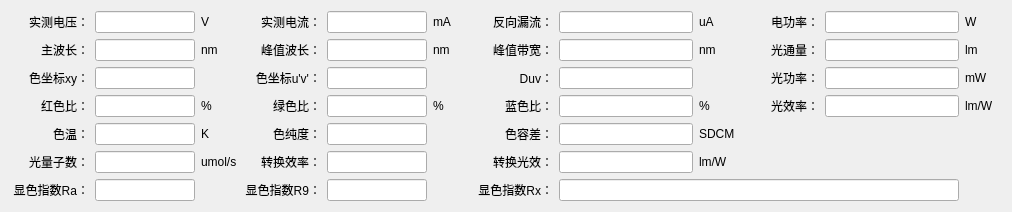
Old version of the form SL2000/HDetailWidget2000DC.ui in the repository hexianqi/QtCode.
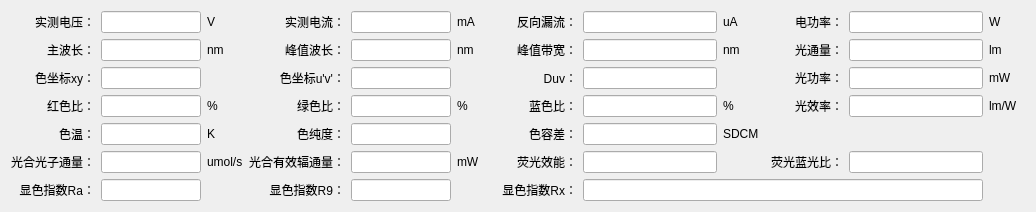
New version of the form.

Commit message: Spec：修改关量子算法

```diff
--- a/SL2000/HDetailWidget2000DC.ui
+++ b/SL2000/HDetailWidget2000DC.ui
@@ -6,7 +6,7 @@
    <rect>
     <x>0</x>
     <y>0</y>
-    <width>1008</width>
+    <width>1014</width>
     <height>194</height>
    </rect>
   </property>
@@ -114,12 +114,12 @@
     <widget class="QLabel" name="label_33">
      <property name="minimumSize">
       <size>
-       <width>78</width>
+       <width>96</width>
        <height>0</height>
       </size>
      </property>
      <property name="text">
-      <string>转换效率：</string>
+      <string>光合有效辐通量：</string>
      </property>
      <property name="alignment">
       <set>Qt::AlignRight|Qt::AlignTrailing|Qt::AlignVCenter</set>
@@ -490,7 +490,7 @@
       </size>
      </property>
      <property name="text">
-      <string>转换光效：</string>
+      <string>荧光效能：</string>
      </property>
      <property name="alignment">
       <set>Qt::AlignRight|Qt::AlignTrailing|Qt::AlignVCenter</set>
@@ -869,12 +869,12 @@
     <widget class="QLabel" name="label_32">
      <property name="minimumSize">
       <size>
-       <width>78</width>
+       <width>84</width>
        <height>0</height>
       </size>
      </property>
      <property name="text">
-      <string>光量子数：</string>
+      <string>光合光子通量：</string>
      </property>
      <property name="alignment">
       <set>Qt::AlignRight|Qt::AlignTrailing|Qt::AlignVCenter</set>
@@ -1073,7 +1073,7 @@
      </property>
     </widget>
    </item>
-   <item row="6" column="8">
+   <item row="6" column="5">
     <widget class="QLabel" name="label_319">
      <property name="minimumSize">
       <size>
@@ -1082,13 +1082,45 @@
       </size>
      </property>
      <property name="text">
-      <string>lm/W</string>
+      <string>mW</string>
      </property>
      <property name="alignment">
       <set>Qt::AlignLeading|Qt::AlignLeft|Qt::AlignVCenter</set>
      </property>
     </widget>
    </item>
+   <item row="6" column="9">
+    <widget class="QLabel" name="label_320">
+     <property name="minimumSize">
+      <size>
+       <width>78</width>
+       <height>0</height>
+      </size>
+     </property>
+     <property name="text">
+      <string>荧光蓝光比：</string>
+     </property>
+     <property name="alignment">
+      <set>Qt::AlignRight|Qt::AlignTrailing|Qt::AlignVCenter</set>
+     </property>
+    </widget>
+   </item>
+   <item row="6" column="10">
+    <widget class="QLineEdit" name="lineEdit_064">
+     <property name="minimumSize">
+      <size>
+       <width>100</width>
+       <height>0</height>
+      </size>
+     </property>
+     <property name="alignment">
+      <set>Qt::AlignCenter</set>
+     </property>
+     <property name="readOnly">
+      <bool>true</bool>
+     </property>
+    </widget>
+   </item>
   </layout>
  </widget>
  <resources/>
```
The commit also changes 11 other files.
